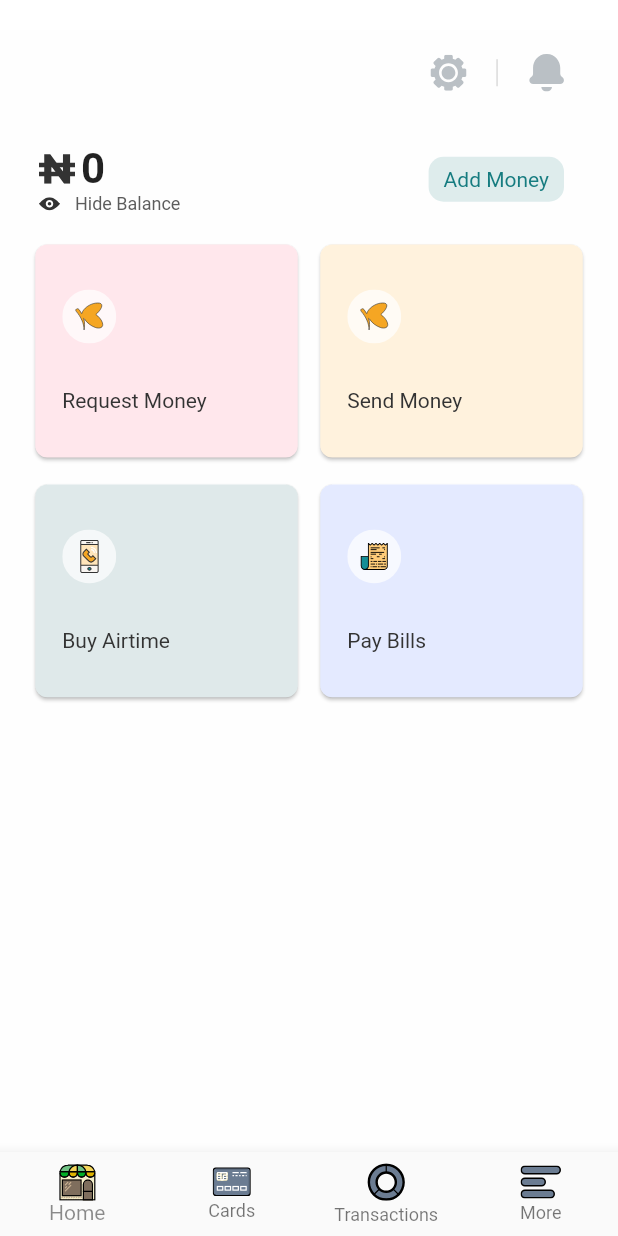
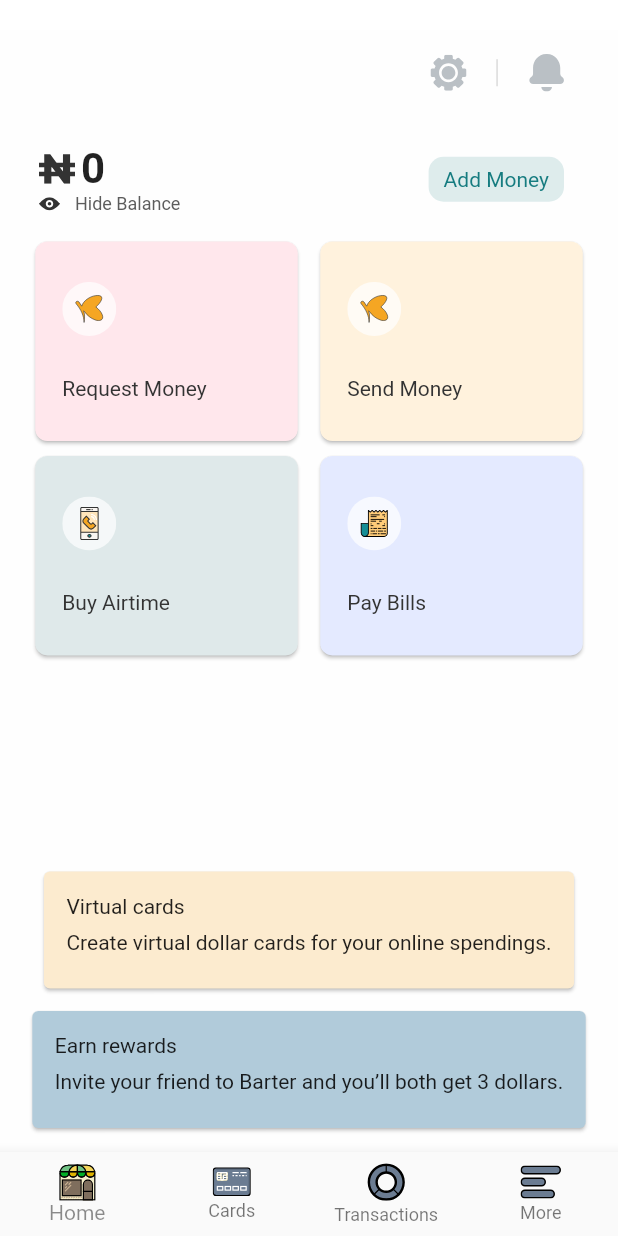
Before and after one commit to mikelis135/Generic_Flutter, a Flutter app: the screen it shows after launch, on a phone screen of 412 x 824 dp. Run offline on Flutter 3.47's test engine with Material 2 defaults, Android fonts, the phone set to English and light mode, and no system bars; our stand-ins replace flutter_svg.

Commit message:
finished home page

```diff
--- a/lib/ui/HomePage.dart
+++ b/lib/ui/HomePage.dart
@@ -4,7 +4,6 @@ import 'package:flutter_svg/flutter_svg.dart';
 class HomePage extends StatelessWidget {
   @override
   Widget build(BuildContext context) {
-
     var size = MediaQuery.of(context).size;
 
     final double itemHeight = (size.height - kToolbarHeight - 24) / 2;
@@ -23,8 +22,14 @@ class HomePage extends StatelessWidget {
             settingsAndNotifications(),
             balanceAndAddMoney(),
             Expanded(child: cardMenu(itemHeight, itemWidth)),
-            virtualCard(),
-            earnRewards(),
+            cardContent(
+                "Virtual cards",
+                "Create virtual dollar cards for your online spendings.",
+                Color.fromRGBO(252, 235, 207, 1)),
+            cardContent(
+                "Earn rewards",
+                "Invite your friend to Barter and you’ll both get 3 dollars.",
+                Color.fromRGBO(177, 203, 218, 1)),
           ],
         ),
       ),
@@ -110,19 +115,18 @@ class HomePage extends StatelessWidget {
   }
 
   Widget cardMenu(double height, double width) {
-    return Padding(
-      padding: const EdgeInsets.fromLTRB(0, 20, 0, 0),
+    return Container(
+      padding: const EdgeInsets.fromLTRB(0, 18, 0, 0),
       child: CustomScrollView(
         slivers: [
           SliverGrid.count(
-            mainAxisSpacing: 4,
             crossAxisCount: 2,
-            childAspectRatio: (width/height)*2.2,
+            childAspectRatio: (width / height) * 2.4,
             children: [
               gridItem("Request Money", 'assets/barterIcon.svg',
                   Color.fromRGBO(255, 231, 236, 1)),
               gridItem("Send Money", 'assets/barterIcon.svg',
-                  Color.fromRGBO(255,242,221,1)),
+                  Color.fromRGBO(255, 242, 221, 1)),
               gridItem("Buy Airtime", 'assets/airtime.svg',
                   Color.fromRGBO(223, 233, 234, 1)),
               gridItem("Pay Bills", 'assets/bills.svg',
@@ -137,7 +141,7 @@ class HomePage extends StatelessWidget {
   Widget gridItem(String title, String icon, Color color) {
     return Card(
       shape: RoundedRectangleBorder(borderRadius: BorderRadius.circular(8)),
-      margin: EdgeInsets.fromLTRB(7.5, 0, 7.5, 14),
+      margin: EdgeInsets.fromLTRB(7.5, 0, 7.5, 10),
       color: color,
       child: Column(
         crossAxisAlignment: CrossAxisAlignment.start,
@@ -161,11 +165,23 @@ class HomePage extends StatelessWidget {
     );
   }
 
-  Widget virtualCard() {
-    return Container();
-  }
-
-  Widget earnRewards() {
-    return Container();
+  Widget cardContent(String title, String description, Color color) {
+    return Card(
+      margin: EdgeInsets.only(top: 15),
+      color: color,
+      child: Padding(
+        padding: const EdgeInsets.all(15),
+        child: Column(
+          crossAxisAlignment: CrossAxisAlignment.start,
+          mainAxisAlignment : MainAxisAlignment.spaceEvenly,
+          children: [
+            Text(title),
+            Padding(
+              padding: const EdgeInsets.fromLTRB(0, 8, 0, 8),
+              child: Text(description),
+            )],
+        ),
+      ),
+    );
   }
 }
```
